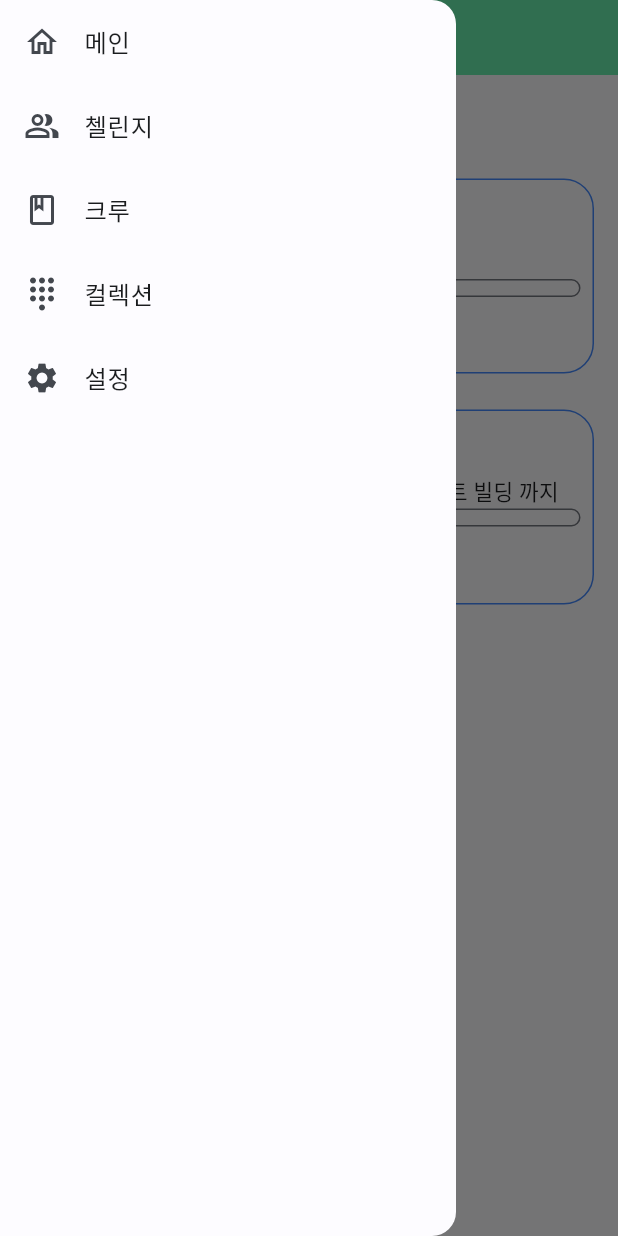
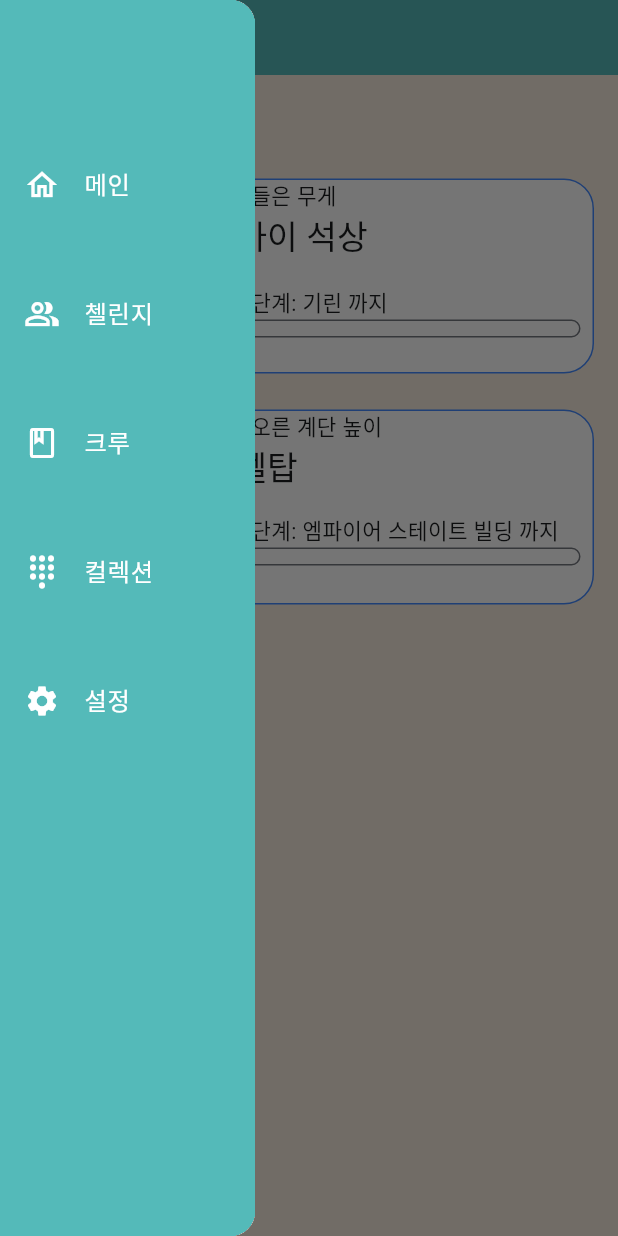
Before and after one commit to sam2244/FitweenV2, a Flutter app: the ChallengeMainPage screen opened by its route, with the side drawer open, on a phone screen of 412 x 824 dp. Run offline on Flutter 3.47's test engine with Material 2 defaults, Android fonts, the phone set to English and light mode, and no system bars; drawn by our look-alikes of percent_indicator; our stand-ins replace cloud_firestore, firebase_auth, firebase_core, firebase_storage, flutter_screenutil, flutter_svg and 2 more; accounts and stored records are empty; Roboto replaces fonts that are missing (Noto_Sans_KR).

Commit message:
main card update

```diff
--- a/lib/view/page/challenge/main/main.dart
+++ b/lib/view/page/challenge/main/main.dart
@@ -1,3 +1,5 @@
+import 'package:fitweenV1/global/theme.dart';
+import 'package:fitweenV1/view/widget/widget/text.dart';
 import 'package:flutter/material.dart';
 import 'package:fitweenV1/view/page/challenge/main/widget.dart';
 
@@ -11,17 +13,20 @@ class ChallengeMainPage extends StatelessWidget {
       appBar: MainAppBar(),
       body: Container(
         padding: const EdgeInsets.only(left:16.0, right: 16.0, top: 33.0),
+        decoration: const BoxDecoration(color: Color(0xffF7ECDE)),
         child: Column(
           crossAxisAlignment: CrossAxisAlignment.start,
-          children: const [
-            Text("오늘의 기록"),
-            ChallengeCard(
+          children: [
+            FWText("오늘의 기록",
+              style: textTheme.labelLarge,
+            ),
+            const ChallengeCard(
               rate: 0.1,
               measure: "오늘 들은 무게",
               currentlevel: "모아이 석상",
               nextlevel: "기린",
             ),
-            ChallengeCard(
+            const ChallengeCard(
               rate: 0.1,
               measure: "오늘 오른 계단 높이",
               currentlevel: "에펠탑",
--- a/lib/view/page/challenge/main/widget.dart
+++ b/lib/view/page/challenge/main/widget.dart
@@ -1,3 +1,5 @@
+import 'package:fitweenV1/global/theme.dart';
+import 'package:fitweenV1/view/widget/widget/text.dart';
 import 'package:flutter/material.dart';
 import 'package:percent_indicator/percent_indicator.dart';
 
@@ -11,8 +13,12 @@ class MainAppBar extends StatelessWidget implements PreferredSizeWidget {
   Widget build(BuildContext context) {
     return AppBar(
       elevation: 0.0,
-      title: Text('Fitween'),
-      backgroundColor: Colors.greenAccent,
+      title: FWText('Fitween',
+        style:textTheme.headlineMedium,
+        color: FWTheme.white,
+      ),
+        iconTheme: const IconThemeData(color: FWTheme.white),
+        backgroundColor: const Color(0xff54BAB9),
     );
   }
 }
@@ -22,7 +28,12 @@ class MainDrawer extends StatelessWidget{
 
   @override
   Widget build(BuildContext context) {
-    return Drawer(
+    return SizedBox(
+      width: 170,
+      child: Drawer(
+        child: Container(
+          padding: const EdgeInsets.only(top:80),
+          color: const Color(0xff54BAB9),
           child: ListView(
             children: [
               /*const DrawerHeader(
@@ -33,34 +44,76 @@ class MainDrawer extends StatelessWidget{
                   height: 10.0,
                 )
               ),*/
-          ListTile(
-            leading: const Icon(Icons.home_outlined),
-            title: const Text('메인'),
+              Container(
+                padding: const EdgeInsets.only(top:15,bottom:15),
+                child: ListTile(
+                  leading: const Icon(Icons.home_outlined,
+                  color: FWTheme.white,
+                  ),
+                  title: FWText('메인',
+                    style: textTheme.bodyLarge,
+                    color: FWTheme.white,
+                  ),
                   onTap: () => {},
                 ),
-          ListTile(
-            leading: const Icon(Icons.people_alt_outlined),
-            title: const Text('첼린지'),
+              ),
+              Container(
+                padding: const EdgeInsets.only(top:15,bottom:15),
+                child: ListTile(
+                  leading: const Icon(Icons.people_alt_outlined,
+                    color: FWTheme.white,
+                  ),
+                  title: FWText('첼린지',
+                    style: textTheme.bodyLarge,
+                    color: FWTheme.white,
+                  ),
                   onTap: () => {},
                 ),
-          ListTile(
-            leading: const Icon(Icons.book_outlined),
-            title: const Text('크루'),
+              ),
+              Container(
+                padding: const EdgeInsets.only(top:15,bottom:15),
+                child: ListTile(
+                  leading: const Icon(Icons.book_outlined,
+                    color: FWTheme.white,
+                  ),
+                  title: FWText('크루',
+                    style: textTheme.bodyLarge,
+                    color: FWTheme.white,
+                  ),
                   onTap: () => {},
                 ),
-          ListTile(
-            leading: const Icon(Icons.dialpad),
-            title: const Text('컬렉션'),
+              ),
+              Container(
+                padding: const EdgeInsets.only(top:15,bottom:15),
+                child: ListTile(
+                  leading: const Icon(Icons.dialpad,
+                    color: FWTheme.white,
+                  ),
+                  title: FWText('컬렉션',
+                    style: textTheme.bodyLarge,
+                    color: FWTheme.white,
+                  ),
                   onTap: () => {},
                 ),
-          ListTile(
-            leading: const Icon(Icons.settings),
-            title: const Text('설정'),
+              ),
+              Container(
+                padding: const EdgeInsets.only(top:15,bottom:15),
+                child: ListTile(
+                  leading: const Icon(Icons.settings,
+                    color: FWTheme.white,
+                  ),
+                  title: FWText('설정',
+                    style: textTheme.bodyLarge,
+                    color: FWTheme.white,
+                  ),
                   onTap: () => {},
+                ),
               ),
             ],
           ),
+        ),
 
+      ),
     );
   }
 }
@@ -87,6 +140,7 @@ class ChallengeCard extends StatelessWidget{
     return Container(
       margin: const EdgeInsets.only(bottom: 10.0, top: 14.0),
         decoration: BoxDecoration(
+            color: FWTheme.white,
             borderRadius: BorderRadius.circular(20),
             border: Border.all(color: Colors.blueAccent)
         ),
@@ -97,14 +151,20 @@ class ChallengeCard extends StatelessWidget{
             margin: const EdgeInsets.all(8.0),
             width: 104,
             height: 112,
-            color: Colors.greenAccent,
+            color: FWTheme.white,
+            //child: Image.asset('assets/image/page/record/moai.svg'),
           ),
           Column(
             crossAxisAlignment: CrossAxisAlignment.start,
             children: [
               Text(measure),
-              Text(currentlevel),
-              Text("다음 단계: $nextlevel 까지"),
+              Text(currentlevel,
+                style: textTheme.titleLarge,
+              ),
+              Container(
+                  padding: const EdgeInsets.only(top:18),
+                  child: Text("다음 단계: $nextlevel 까지")
+              ),
               Container(
                 width: 250,
                 //padding: const EdgeInsets.all(1.0),
@@ -116,7 +176,7 @@ class ChallengeCard extends StatelessWidget{
                   padding: EdgeInsets.zero,
                   lineHeight: 10,
                   backgroundColor: Colors.transparent,
-                  progressColor: Colors.greenAccent.withOpacity(.3 + percent * 7 / 10),
+                  progressColor: const Color(0xff54BAB9).withOpacity(.3 + percent * 7 / 10),
                   barRadius: const Radius.circular(10.0),
                   percent: percent,
                 ),
--- a/pubspec.yaml
+++ b/pubspec.yaml
@@ -41,6 +41,7 @@ flutter:
     - assets/image/logo/apple.svg
     - assets/image/logo/fitween.svg
     - assets/image/logo/google.svg
+    - assets/image/page/record/moai.svg
     - assets/image/page/greeting/greeting.svg
     - assets/image/page/onboarding/background.svg
     - assets/image/page/onboarding/carousel_01.svg
```
Also changed, not shown: assets/image/page/record/moai.svg (added). Lines whose indentation alone changed are shown as unchanged.
